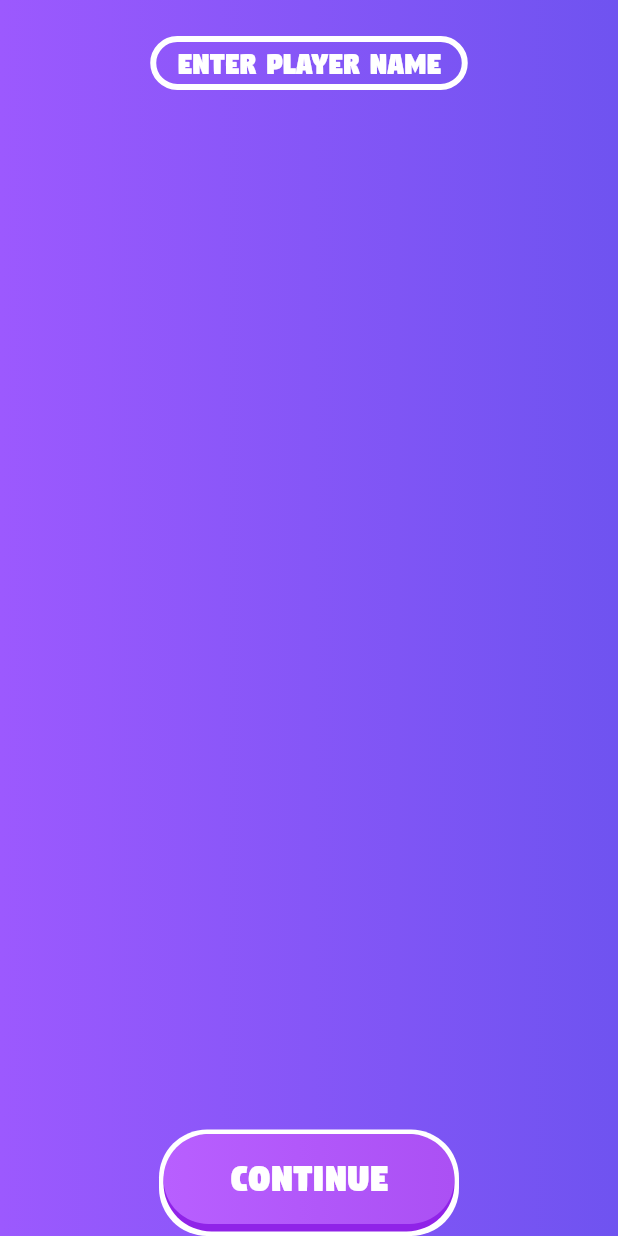
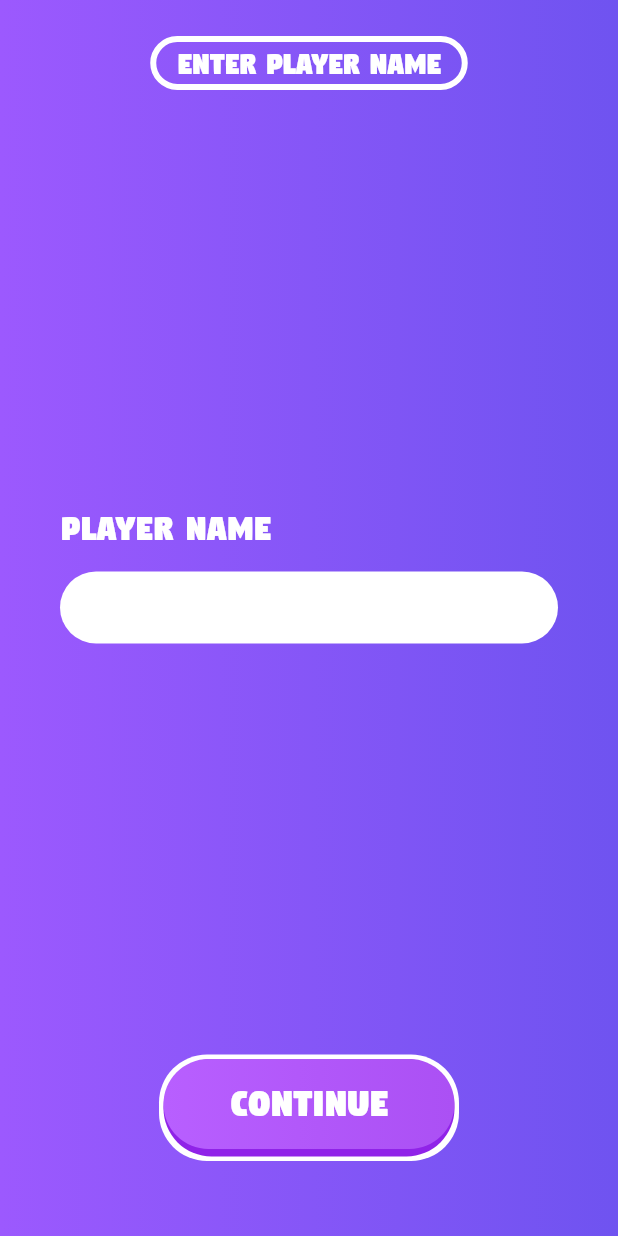
Before and after one commit to Mirzaazmath/flutter_tic_tac_toe_v2, a Flutter app: the screen it shows after launch, on a phone screen of 412 x 824 dp. Run offline on Flutter 3.47's test engine with Material 3 defaults, Android fonts, the phone set to English and light mode, and no system bars; drawn by our look-alikes of nice_buttons.

Commit message:
added custom textfield

```diff
--- a/lib/screens/user_name_screen.dart
+++ b/lib/screens/user_name_screen.dart
@@ -3,9 +3,17 @@ import 'package:flutter_tic_tac_toe/widgets/background_widget.dart';
 import 'package:flutter_tic_tac_toe/widgets/custom_button.dart';
 import 'package:flutter_tic_tac_toe/widgets/custom_chip_widget.dart';
 
-class UserNameScreen extends StatelessWidget {
+import '../widgets/custom_textfeild.dart';
+
+class UserNameScreen extends StatefulWidget {
   const UserNameScreen({super.key});
 
+  @override
+  State<UserNameScreen> createState() => _UserNameScreenState();
+}
+
+class _UserNameScreenState extends State<UserNameScreen> {
+  TextEditingController _controller = TextEditingController();
   @override
   Widget build(BuildContext context) {
     return BackgroundWidget(
@@ -13,10 +21,26 @@ class UserNameScreen extends StatelessWidget {
         child: Column(children: [
           CustomChipWidget(title: "Enter Player Name"),
           Expanded(
+              flex: 3,
+              child: Center(
+                child: Padding(
+                  padding: const EdgeInsets.all(40),
+                  child: Column(
+                    mainAxisSize: MainAxisSize.min,
+                    crossAxisAlignment: CrossAxisAlignment.start,
+                    children: [
+                      Text("PLAYER NAME",style: TextStyle(fontSize: 26,color: Colors.white),),
+                      SizedBox(height: 10,),
+                      CustomTextField(
+                        controller: _controller,
+                      )
 
-            flex: 3,
-              child: SizedBox()),
-          CustomButton(title: "Continue")
+                    ],
+                  ),
+                ),
+              )),
+          CustomButton(title: "Continue"),
+          SizedBox(height: 50,)
         ]),
       ),
 
--- /dev/null
+++ b/lib/widgets/custom_textfeild.dart
@@ -0,0 +1,24 @@
+import 'package:flutter/material.dart';
+
+class CustomTextField extends StatelessWidget {
+  final TextEditingController controller;
+  const CustomTextField({super.key,required this.controller});
+
+  @override
+  Widget build(BuildContext context) {
+    return Container(
+      padding: EdgeInsets.symmetric(horizontal: 20),
+      decoration: BoxDecoration(
+        color: Colors.white,
+        borderRadius: BorderRadius.circular(32)
+      ),
+      child: TextFormField(
+        controller: controller,
+        decoration: InputDecoration(
+          border: InputBorder.none
+        ),
+
+      ),
+    );
+  }
+}
```
